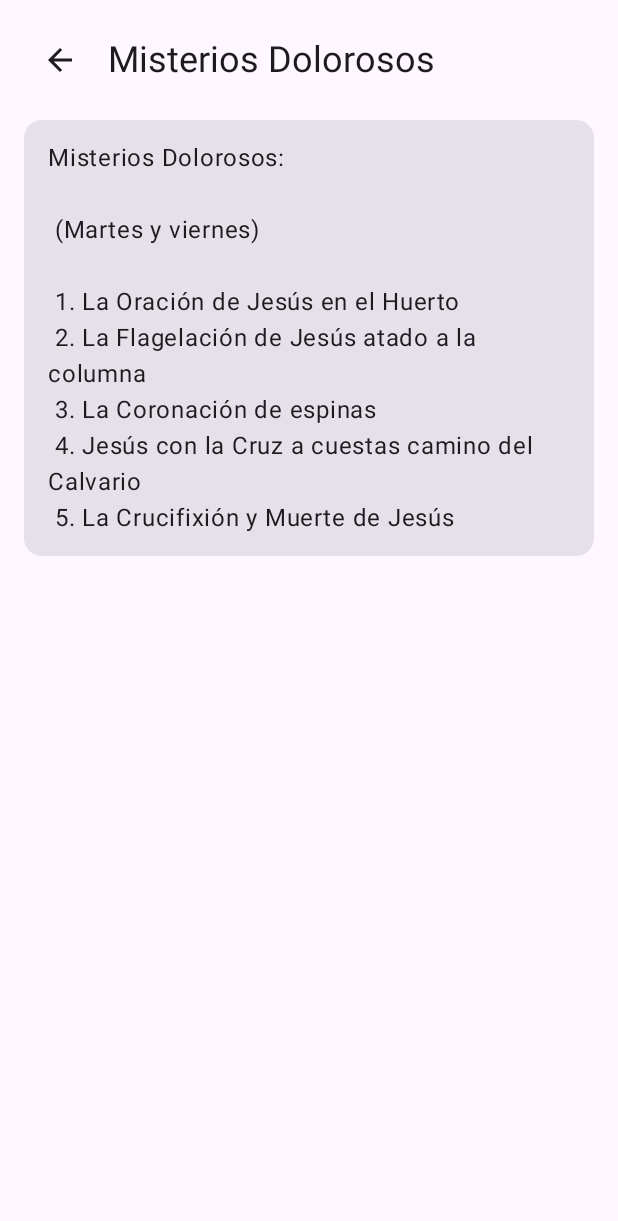
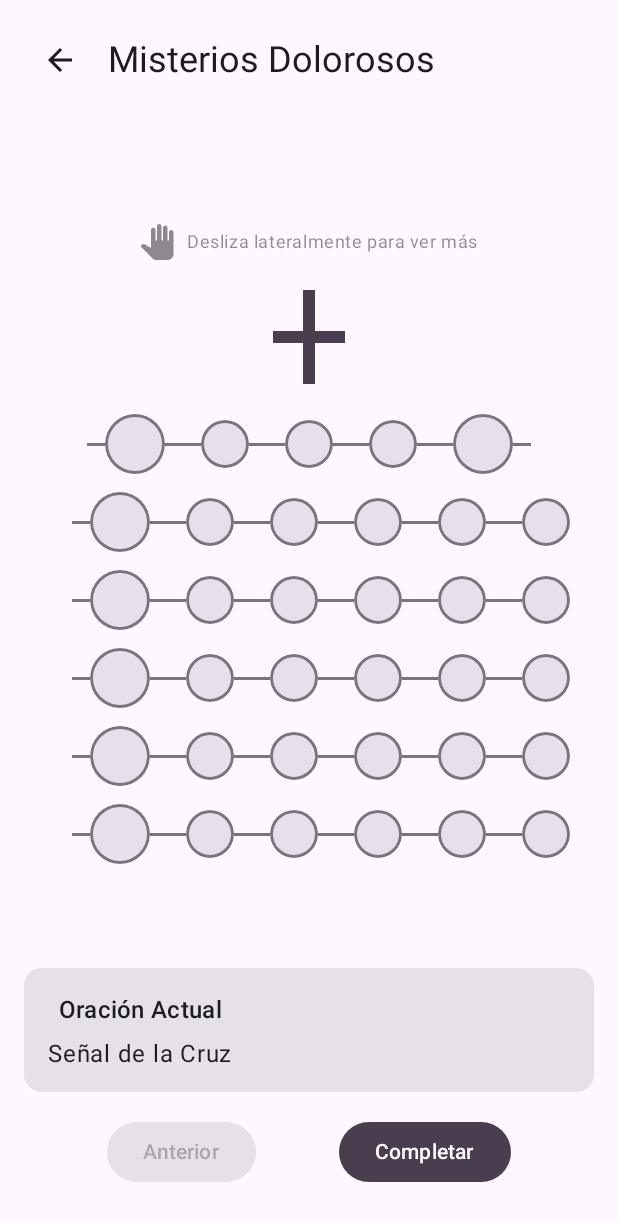
Before and after one commit to hualde/Pantocrator, an Android app built with Jetpack Compose: the composable RosaryScreen shown on its own in the app's theme, after a tap on "Martes", on a phone screen of 412 x 824 dp. Shown: the top 1221 px of the screen. Run offline under Robolectric (Android 15) with nearby library versions, the phone set to English and light mode, and no system bars; 1 statement that could not run was skipped.

Commit message:
rosariov0.1 fase1

```diff
--- a/app/src/main/java/com/example/pantocrator/MainActivity.kt
+++ b/app/src/main/java/com/example/pantocrator/MainActivity.kt
@@ -40,6 +40,7 @@ import androidx.compose.foundation.lazy.grid.LazyVerticalGrid
 import androidx.compose.foundation.lazy.grid.items
 import androidx.compose.foundation.lazy.grid.GridItemSpan
 import androidx.compose.foundation.lazy.grid.LazyGridScope
+import com.example.pantocrator.rosary.InteractiveRosaryScreen
 
 @OptIn(ExperimentalMaterial3Api::class)
 class MainActivity : ComponentActivity() {
@@ -978,16 +979,14 @@ fun RosaryScreen(
             }
         }
     } else {
-        // Vista del misterio seleccionado
         Column(
-            modifier = modifier
-                .fillMaxSize()
-                .padding(16.dp)
+            modifier = modifier.fillMaxSize()
         ) {
+            // Barra superior con título y botón de retroceso
             Row(
                 modifier = Modifier
                     .fillMaxWidth()
-                    .padding(bottom = 16.dp),
+                    .padding(16.dp),
                 verticalAlignment = Alignment.CenterVertically
             ) {
                 IconButton(
@@ -1007,23 +1006,12 @@ fun RosaryScreen(
                 )
             }
 
-            Card(
-                modifier = Modifier.fillMaxWidth(),
-                shape = MaterialTheme.shapes.medium
-            ) {
-                Text(
-                    text = stringResource(
-                        id = when(selectedMysteryIndex) {
-                            0 -> R.string.prayer_mysteries_joyful
-                            1 -> R.string.prayer_mysteries_sorrowful
-                            2 -> R.string.prayer_mysteries_glorious
-                            else -> R.string.prayer_mysteries_luminous
-                        }
-                    ),
-                    style = MaterialTheme.typography.bodyLarge,
-                    modifier = Modifier.padding(16.dp)
-                )
-            }
+            // Rosario interactivo
+            InteractiveRosaryScreen(
+                modifier = Modifier
+                    .fillMaxSize()
+                    .padding(bottom = 16.dp)
+            )
         }
     }
 }
--- /dev/null
+++ b/app/src/main/java/com/example/pantocrator/rosary/RosaryBead.kt
@@ -0,0 +1,97 @@
+package com.example.pantocrator.rosary
+
+import androidx.compose.foundation.background
+import androidx.compose.foundation.border
+import androidx.compose.foundation.layout.*
+import androidx.compose.foundation.shape.CircleShape
+import androidx.compose.material3.MaterialTheme
+import androidx.compose.runtime.Composable
+import androidx.compose.ui.Alignment
+import androidx.compose.ui.Modifier
+import androidx.compose.ui.draw.clip
+import androidx.compose.ui.graphics.Color
+import androidx.compose.ui.unit.dp
+
+@Composable
+fun RosaryBeadView(
+    bead: RosaryBead,
+    showConnectorBefore: Boolean = true,
+    showConnectorAfter: Boolean = true,
+    modifier: Modifier = Modifier
+) {
+    val beadSize = when (bead.type) {
+        BeadType.CROSS -> 48.dp
+        BeadType.LARGE_BEAD -> 40.dp
+        BeadType.SMALL_BEAD -> 32.dp
+    }
+
+    val beadColor = when (bead.state) {
+        BeadState.NOT_STARTED -> MaterialTheme.colorScheme.surfaceVariant
+        BeadState.ACTIVE -> MaterialTheme.colorScheme.primary
+        BeadState.COMPLETED -> MaterialTheme.colorScheme.secondary
+    }
+
+    Row(
+        verticalAlignment = Alignment.CenterVertically,
+        horizontalArrangement = Arrangement.Center,
+        modifier = modifier
+    ) {
+        // Conector antes de la cuenta
+        if (showConnectorBefore) {
+            Box(
+                modifier = Modifier
+                    .width(12.dp)
+                    .height(2.dp)
+                    .background(MaterialTheme.colorScheme.outline)
+            )
+        }
+
+        // La cuenta (cruz o circular)
+        if (bead.type == BeadType.CROSS) {
+            Box(
+                modifier = Modifier
+                    .width(beadSize)
+                    .height(beadSize * 1.3f)
+            ) {
+                // Vertical
+                Box(
+                    modifier = Modifier
+                        .fillMaxHeight()
+                        .width(8.dp)
+                        .background(beadColor)
+                        .align(Alignment.Center)
+                )
+                // Horizontal
+                Box(
+                    modifier = Modifier
+                        .width(beadSize)
+                        .height(8.dp)
+                        .background(beadColor)
+                        .align(Alignment.Center)
+                )
+            }
+        } else {
+            Box(
+                modifier = Modifier
+                    .size(beadSize)
+                    .clip(CircleShape)
+                    .background(beadColor)
+                    .border(
+                        width = 2.dp,
+                        color = MaterialTheme.colorScheme.outline,
+                        shape = CircleShape
+                    )
+            )
+        }
+
+        // Conector después de la cuenta
+        if (showConnectorAfter) {
+            Box(
+                modifier = Modifier
+                    .width(12.dp)
+                    .height(2.dp)
+                    .background(MaterialTheme.colorScheme.outline)
+            )
+        }
+    }
+}
--- /dev/null
+++ b/app/src/main/java/com/example/pantocrator/rosary/RosaryInteractive.kt
@@ -0,0 +1,168 @@
+package com.example.pantocrator.rosary
+
+import androidx.compose.foundation.layout.*
+import androidx.compose.material3.*
+import androidx.compose.runtime.*
+import androidx.compose.ui.Alignment
+import androidx.compose.ui.Modifier
+import androidx.compose.ui.res.stringResource
+import androidx.compose.ui.unit.dp
+import com.example.pantocrator.R
+
+// Tipos de cuentas del rosario
+enum class BeadType {
+    CROSS,           // Cruz
+    LARGE_BEAD,      // Cuenta grande (Padrenuestro)
+    SMALL_BEAD       // Cuenta pequeña (Avemaría)
+}
+
+// Estados posibles de cada cuenta
+enum class BeadState {
+    NOT_STARTED,     // No iniciada
+    ACTIVE,          // Cuenta actual
+    COMPLETED        // Completada
+}
+
+// Clase que representa cada cuenta del rosario
+data class RosaryBead(
+    val type: BeadType,
+    val position: Int,
+    var state: BeadState = BeadState.NOT_STARTED,
+    val prayerType: String
+)
+
+// Clase para manejar el estado del rosario
+class RosaryState {
+    // Lista de todas las cuentas del rosario
+    val beads = mutableStateListOf<RosaryBead>()
+
+    init {
+        // Inicializar el rosario
+        // Cruz
+        beads.add(RosaryBead(BeadType.CROSS, 0, BeadState.ACTIVE, "cross"))
+
+        // Cuenta grande inicial
+        beads.add(RosaryBead(BeadType.LARGE_BEAD, 1, BeadState.NOT_STARTED, "our_father"))
+
+        // 3 cuentas pequeñas iniciales (Ave María)
+        for (i in 2..4) {
+            beads.add(RosaryBead(BeadType.SMALL_BEAD, i, BeadState.NOT_STARTED, "hail_mary"))
+        }
+
+        // Cuenta grande (Gloria)
+        beads.add(RosaryBead(BeadType.LARGE_BEAD, 5, BeadState.NOT_STARTED, "glory"))
+
+        // 5 décadas
+        var position = 6
+        repeat(5) {
+            // Cuenta grande (Padrenuestro)
+            beads.add(RosaryBead(BeadType.LARGE_BEAD, position, BeadState.NOT_STARTED, "our_father"))
+            position++
+
+            // 10 cuentas pequeñas (Ave María)
+            repeat(10) {
+                beads.add(RosaryBead(BeadType.SMALL_BEAD, position, BeadState.NOT_STARTED, "hail_mary"))
+                position++
+            }
+
+            // Cuenta grande (Gloria)
+            beads.add(RosaryBead(BeadType.LARGE_BEAD, position, BeadState.NOT_STARTED, "glory"))
+            position++
+        }
+    }
+
+    // Índice de la cuenta actual
+    var currentBeadIndex by mutableStateOf(0)
+        private set
+
+    // Avanzar a la siguiente cuenta
+    fun moveToNextBead() {
+        if (currentBeadIndex < beads.size - 1) {
+            beads[currentBeadIndex] = beads[currentBeadIndex].copy(state = BeadState.COMPLETED)
+            currentBeadIndex++
+            beads[currentBeadIndex] = beads[currentBeadIndex].copy(state = BeadState.ACTIVE)
+        }
+    }
+
+    // Retroceder a la cuenta anterior
+    fun moveToPreviousBead() {
+        if (currentBeadIndex > 0) {
+            beads[currentBeadIndex] = beads[currentBeadIndex].copy(state = BeadState.NOT_STARTED)
+            currentBeadIndex--
+            beads[currentBeadIndex] = beads[currentBeadIndex].copy(state = BeadState.ACTIVE)
+        }
+    }
+}
+
+@Composable
+fun InteractiveRosaryScreen(
+    modifier: Modifier = Modifier
+) {
+    val rosaryState = remember { RosaryState() }
+
+    Column(
+        modifier = modifier
+            .fillMaxSize()
+            .padding(16.dp),
+        horizontalAlignment = Alignment.CenterHorizontally,
+        verticalArrangement = Arrangement.spacedBy(16.dp)
+    ) {
+        // Área del rosario gráfico
+        Box(
+            modifier = Modifier
+                .weight(1f)
+                .fillMaxWidth()
+        ) {
+            RosaryLayout(
+                beads = rosaryState.beads,
+                modifier = Modifier.fillMaxSize()
+            )
+        }
+
+        // Área de la oración actual
+        Card(
+            modifier = Modifier.fillMaxWidth()
+        ) {
+            Column(
+                modifier = Modifier.padding(16.dp),
+                horizontalAlignment = Alignment.CenterHorizontally
+            ) {
+                Text(
+                    text = "Oración Actual",
+                    style = MaterialTheme.typography.titleMedium
+                )
+                Spacer(modifier = Modifier.height(8.dp))
+                Text(
+                    text = when (rosaryState.beads[rosaryState.currentBeadIndex].prayerType) {
+                        "cross" -> "Señal de la Cruz"
+                        "our_father" -> "Padre Nuestro"
+                        "hail_mary" -> "Ave María"
+                        "glory" -> "Gloria"
+                        else -> ""
+                    },
+                    style = MaterialTheme.typography.bodyLarge
+                )
+            }
+        }
+
+        // Botones de control
+        Row(
+            modifier = Modifier.fillMaxWidth(),
+            horizontalArrangement = Arrangement.SpaceEvenly
+        ) {
+            Button(
+                onClick = { rosaryState.moveToPreviousBead() },
+                enabled = rosaryState.currentBeadIndex > 0
+            ) {
+                Text("Anterior")
+            }
+
+            Button(
+                onClick = { rosaryState.moveToNextBead() },
+                enabled = rosaryState.currentBeadIndex < rosaryState.beads.size - 1
+            ) {
+                Text("Completar")
+            }
+        }
+    }
+}
--- /dev/null
+++ b/app/src/main/java/com/example/pantocrator/rosary/RosaryLayout.kt
@@ -0,0 +1,106 @@
+package com.example.pantocrator.rosary
+
+import androidx.compose.foundation.layout.*
+import androidx.compose.foundation.rememberScrollState
+import androidx.compose.foundation.horizontalScroll
+import androidx.compose.material.icons.Icons
+import androidx.compose.material.icons.filled.PanTool
+import androidx.compose.material3.Icon
+import androidx.compose.material3.MaterialTheme
+import androidx.compose.material3.Text
+import androidx.compose.runtime.*
+import androidx.compose.ui.Alignment
+import androidx.compose.ui.Modifier
+import androidx.compose.ui.unit.dp
+
+@Composable
+fun RosaryLayout(
+    beads: List<RosaryBead>,
+    modifier: Modifier = Modifier
+) {
+    Box(
+        modifier = modifier.fillMaxSize(),
+        contentAlignment = Alignment.Center
+    ) {
+        Column(
+            horizontalAlignment = Alignment.CenterHorizontally,
+            verticalArrangement = Arrangement.spacedBy(12.dp),
+            modifier = Modifier.padding(horizontal = 16.dp)
+        ) {
+            // Indicador de scroll
+            Row(
+                horizontalArrangement = Arrangement.Center,
+                verticalAlignment = Alignment.CenterVertically,
+                modifier = Modifier.padding(bottom = 8.dp)
+            ) {
+                Icon(
+                    imageVector = Icons.Default.PanTool,
+                    contentDescription = "Deslizar horizontalmente",
+                    tint = MaterialTheme.colorScheme.onSurface.copy(alpha = 0.5f),
+                    modifier = Modifier.size(24.dp)
+                )
+                Spacer(modifier = Modifier.width(8.dp))
+                Text(
+                    text = "Desliza lateralmente para ver más",
+                    style = MaterialTheme.typography.bodySmall,
+                    color = MaterialTheme.colorScheme.onSurface.copy(alpha = 0.5f)
+                )
+            }
+
+            // Cruz (sin conectores)
+            RosaryBeadView(
+                bead = beads[0],
+                showConnectorBefore = false,
+                showConnectorAfter = false,
+                modifier = Modifier.padding(bottom = 8.dp)
+            )
+
+            // Cuentas iniciales
+            Row(
+                verticalAlignment = Alignment.CenterVertically,
+                horizontalArrangement = Arrangement.Center,
+                modifier = Modifier
+                    .horizontalScroll(rememberScrollState())
+                    .padding(horizontal = 16.dp)
+            ) {
+                RosaryBeadView(bead = beads[1], showConnectorBefore = true)
+                for (i in 2..4) {
+                    RosaryBeadView(bead = beads[i])
+                }
+                RosaryBeadView(bead = beads[5])
+            }
+
+            // Décadas del rosario
+            var currentIndex = 6
+            repeat(5) { decade ->
+                Row(
+                    verticalAlignment = Alignment.CenterVertically,
+                    horizontalArrangement = Arrangement.Center,
+                    modifier = Modifier
+                        .horizontalScroll(rememberScrollState())
+                        .padding(horizontal = 16.dp)
+                ) {
+                    // Padrenuestro (cuenta grande)
+                    RosaryBeadView(
+                        bead = beads[currentIndex],
+                        showConnectorBefore = true
+                    )
+                    currentIndex++
+
+                    // 10 Avemarías (cuentas pequeñas)
+                    for (i in 0..9) {
+                        RosaryBeadView(bead = beads[currentIndex + i])
+                    }
+                    currentIndex += 10
+
+                    // Gloria al final de la década
+                    RosaryBeadView(
+                        bead = beads[currentIndex],
+                        showConnectorAfter = decade != 4
+                    )
+                    currentIndex++
+                }
+            }
+        }
+    }
+}
```
